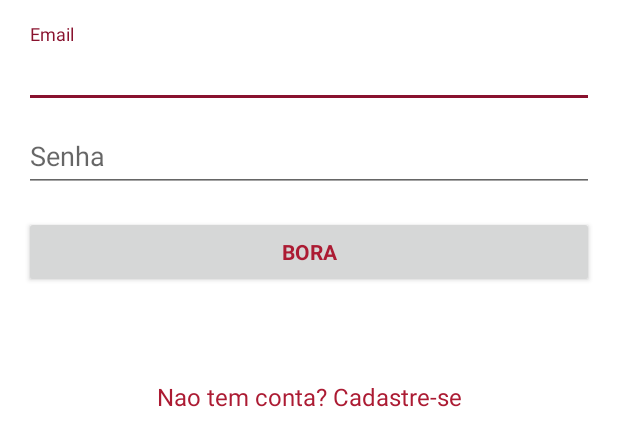
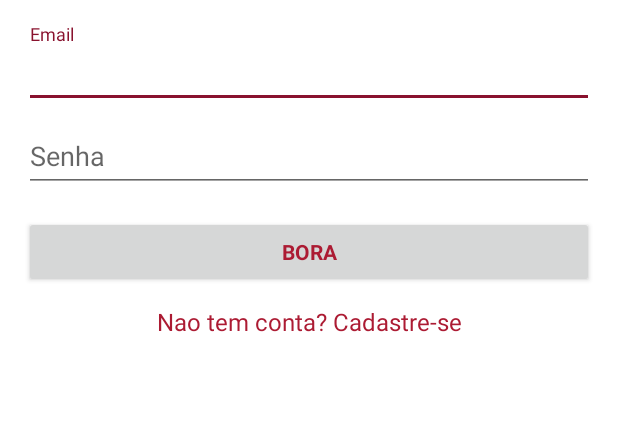
Before and after one commit to tiagofcardosogit/Eventool.FB, an Android app: the layout activity_login.xml on its own in the app's theme, with its tools: preview values and no code run, on a phone screen of 412 x 824 dp. Shown: the top 446 px of the screen. Run offline under Robolectric (Android 15) with nearby library versions, the phone set to English and light mode, and no system bars.

```diff
--- a/app/src/main/res/layout/activity_criar_usuario.xml
+++ b/app/src/main/res/layout/activity_criar_usuario.xml
@@ -14,12 +14,12 @@
         android:id="@+id/usuarioNameID"
         android:layout_width="match_parent"
         android:layout_height="wrap_content"
+        android:layout_alignParentStart="true"
+        android:layout_below="@+id/cadastreseID"
         android:layout_marginTop="38dp"
         android:ems="10"
         android:hint="Nome"
-        android:inputType="textPersonName"
-        android:layout_below="@+id/cadastreseID"
-        android:layout_alignParentStart="true" />
+        android:inputType="textPersonName" />
 
     <EditText
         android:id="@+id/usuarioSobrenomeID"
--- a/app/src/main/res/layout/activity_login.xml
+++ b/app/src/main/res/layout/activity_login.xml
@@ -23,7 +23,7 @@
     <ScrollView
         android:id="@+id/login_form"
         android:layout_width="match_parent"
-        android:layout_height="237dp">
+        android:layout_height="187dp">
 
         <LinearLayout
             android:id="@+id/email_login_form"
@@ -36,7 +36,7 @@
                 android:layout_height="wrap_content">
 
                 <AutoCompleteTextView
-                    android:id="@+id/email"
+                    android:id="@+id/emaiLoginID"
                     android:layout_width="match_parent"
                     android:layout_height="wrap_content"
                     android:hint="@string/prompt_email"
@@ -51,7 +51,7 @@
                 android:layout_height="wrap_content">
 
                 <EditText
-                    android:id="@+id/passwordID"
+                    android:id="@+id/senhaLoginID"
                     android:layout_width="match_parent"
                     android:layout_height="wrap_content"
                     android:hint="Senha"
@@ -65,7 +65,7 @@
             </android.support.design.widget.TextInputLayout>
 
             <Button
-                android:id="@+id/email_sign_in_button"
+                android:id="@+id/btnLoginID"
                 style="?android:textAppearanceSmall"
                 android:layout_width="match_parent"
                 android:layout_height="wrap_content"
```
Also changed, not shown: app/src/main/java/com/example/tiagocardoso/eventool/Activities/Criar_usuarioActivity.java (+22 -3 lines), app/src/main/java/com/example/tiagocardoso/eventool/Activities/LoginActivity.java (+60 -4 lines), app/src/main/java/com/example/tiagocardoso/eventool/Activities/MainActivity.java (+18 -0 lines).
